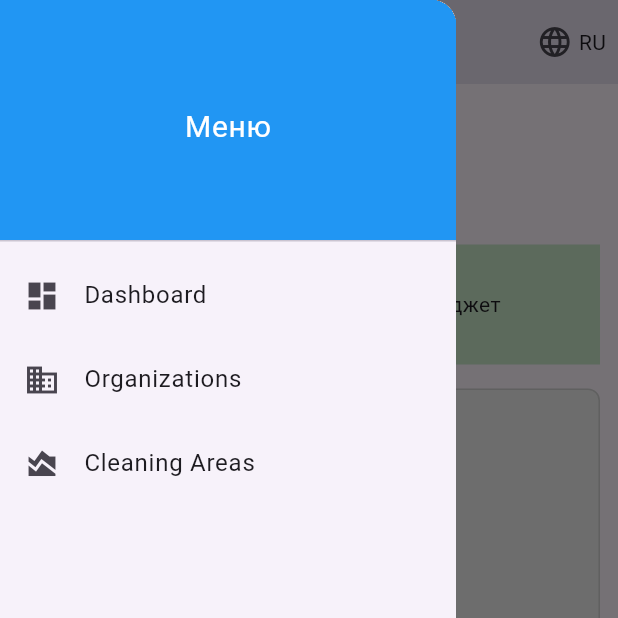
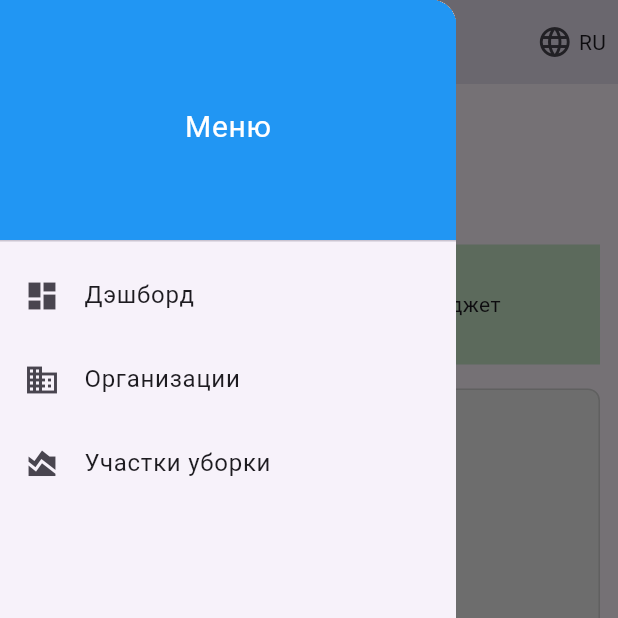
Before and after one commit to azaxgod/project, a Flutter app: the AkimatHome screen opened by its route, scrolled down 127 dp, after a tap on the "menu" icon, on a phone screen of 412 x 824 dp, the top half of it. Run offline on Flutter 3.47's test engine with Material 3 defaults, Android fonts, the phone set to English and light mode, and no system bars; our stand-ins replace dio, equatable, flutter_riverpod, go_router, shared_preferences; missing offline and left inert: dart:html; accounts and stored records are empty.

Commit message:
поправил локализацию и бургер меню на мобилке,добавил виджет смена языка

```diff
--- a/lib/core/navbar/drawer_mobile.dart
+++ b/lib/core/navbar/drawer_mobile.dart
@@ -1,5 +1,5 @@
+import 'package:akimat_project/core/locale/locale_provider.dart';
 import 'package:flutter/material.dart';
-import 'package:flutter/scheduler.dart';
 import 'package:flutter_riverpod/flutter_riverpod.dart';
 import 'package:akimat_project/generated/l10n.dart';
 import 'package:go_router/go_router.dart';
@@ -7,51 +7,56 @@ import 'package:go_router/go_router.dart';
 class DrawerItem {
   final String title;
   final IconData icon;
-  // final VoidCallback onTap;
   final String route;
 
-  DrawerItem({required this.title, required this.icon, //required this.onTap
-  required this.route});
+  DrawerItem({
+    required this.title,
+    required this.icon,
+    required this.route,
+  });
 }
 
-final mobileDrawerProvider = Provider<List<DrawerItem>>((ref) {
+final mobileDrawerProvider = Provider.family<List<DrawerItem>, S>((ref, s) {
   return [
     DrawerItem(
-      title: S.current.dashboard,
+      title: s.dashboard,
       icon: Icons.dashboard,
       route: '/dashboard',
     ),
     DrawerItem(
-      title: S.current.organizations,
+      title: s.organizations,
       icon: Icons.business,
       route: '/organization',
-
-
     ),
     DrawerItem(
-      title: S.current.areas,
+      title: s.areas,
       icon: Icons.area_chart,
-      route:
-      'a'
-
+      route: '/areas',
     ),
   ];
 });
+
 class DrawerMobile extends ConsumerWidget {
   const DrawerMobile({super.key});
 
   @override
   Widget build(BuildContext context, WidgetRef ref) {
-    final items = ref.watch(mobileDrawerProvider);
+    // Watch locale to ensure rebuild when language changes
+    ref.watch(localeProvider);
+    final s = S.of(context);
+    final items = ref.watch(mobileDrawerProvider(s));
 
     return Drawer(
       child: ListView(
         padding: EdgeInsets.zero,
         children: [
-          const DrawerHeader(
-            decoration: BoxDecoration(color: Colors.blue),
+          DrawerHeader(
+            decoration: const BoxDecoration(color: Colors.blue),
             child: Center(
-              child: Text('Меню', style: TextStyle(color: Colors.white, fontSize: 20)),
+              child: Text(
+                s.menu,
+                style: const TextStyle(color: Colors.white, fontSize: 20),
+              ),
             ),
           ),
           ...items.map((item) => ListTile(
@@ -59,18 +64,7 @@ class DrawerMobile extends ConsumerWidget {
                 title: Text(item.title),
                 onTap: () {
                   Navigator.of(context).pop();
-              Future.microtask(()=> context.go(item.route));
-
-       SchedulerBinding.instance.addPostFrameCallback((_) {
                   context.go(item.route);
-                });
-
-
-
-              // Future.delayed(const Duration(milliseconds: 250),(){
-              //   context.go(item.route);
-              // });
-
                 },
               )),
         ],
--- a/lib/l10n/app_en.arb
+++ b/lib/l10n/app_en.arb
@@ -38,5 +38,6 @@
   "failed_to_load_data": "Failed to load data: {error}",
   "last_trips": "Last trips",
   "additional_web_widget": "Additional web widget",
-  "additional_mobile_widget": "Additional mobile widget"
+  "additional_mobile_widget": "Additional mobile widget",
+  "menu": "Menu"
 }
--- a/lib/l10n/app_kk.arb
+++ b/lib/l10n/app_kk.arb
@@ -38,5 +38,6 @@
   "failed_to_load_data": "Деректерді жүктеу сәтсіз аяқталды: {error}",
   "last_trips": "Соңғы рейстер",
   "additional_web_widget": "Қосымша веб-виджет",
-  "additional_mobile_widget": "Қосымша мобильді виджет"
+  "additional_mobile_widget": "Қосымша мобильді виджет",
+  "menu": "Мәзір"
 }
--- a/lib/l10n/app_ru.arb
+++ b/lib/l10n/app_ru.arb
@@ -38,5 +38,6 @@
   "failed_to_load_data": "Не удалось загрузить данные: {error}",
   "last_trips": "Последние рейсы",
   "additional_web_widget": "Дополнительный веб-виджет",
-  "additional_mobile_widget": "Дополнительный мобильный виджет"
+  "additional_mobile_widget": "Дополнительный мобильный виджет",
+  "menu": "Меню"
 }
```
Also changed, not shown: lib/generated/l10n.dart, lib/generated/l10n_en.dart, lib/generated/l10n_kk.dart, lib/generated/l10n_ru.dart. Lines whose indentation alone changed are shown as unchanged.
